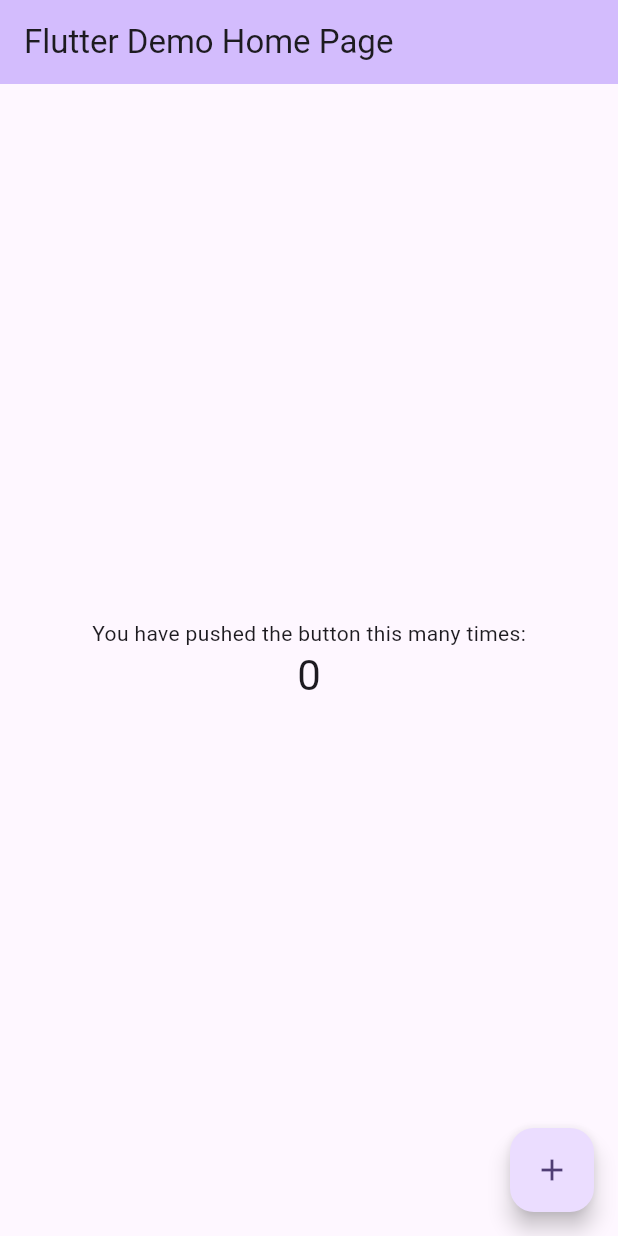
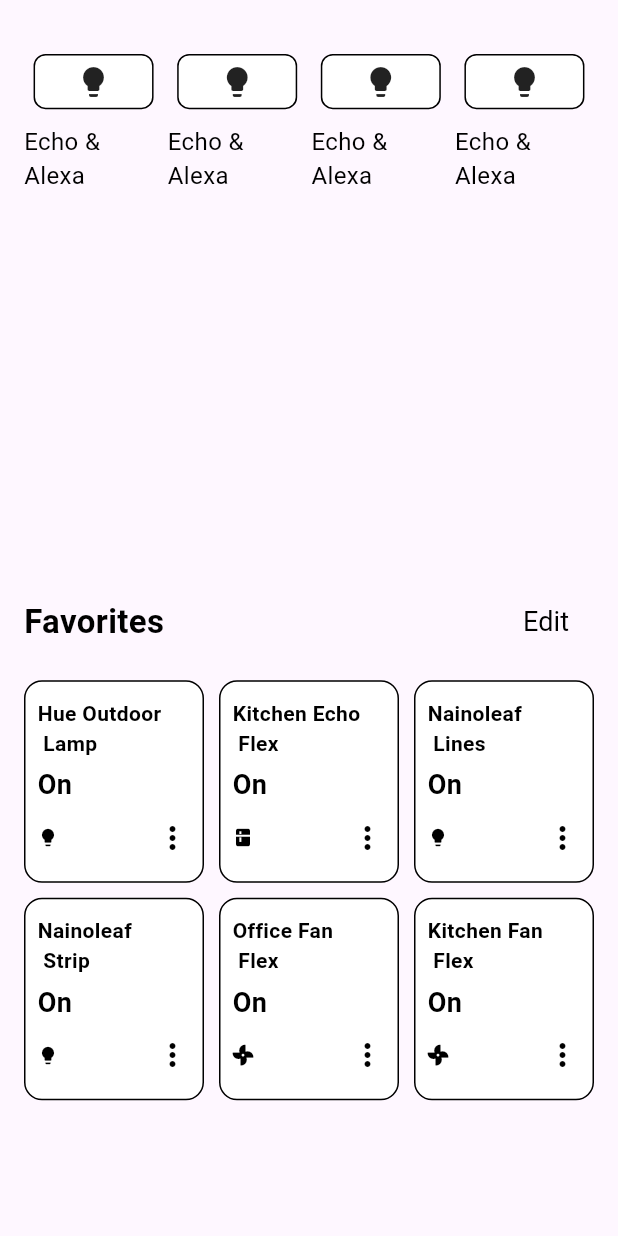
Before and after one commit to rehman3512/Smart-Project, a Flutter app: the screen it shows after launch, on a phone screen of 412 x 824 dp. Run offline on Flutter 3.47's test engine with Material 3 defaults, Android fonts, the phone set to English and light mode, and no system bars; our stand-ins replace font_awesome_flutter, get, google_fonts; Roboto replaces fonts that are missing (Glory).

Commit message:
smart screen

```diff
--- /dev/null
+++ b/lib/Controller/widgets/appColor/appColor.dart
@@ -0,0 +1,6 @@
+import 'dart:ui';
+
+class AppColor{
+  static Color whiteColor = Color(0xffFFFFFF);
+  static Color blackColor = Color(0xff000000);
+}
--- /dev/null
+++ b/lib/Controller/widgets/containerWidget/containerWidget.dart
@@ -0,0 +1,53 @@
+import 'package:flutter/material.dart';
+import 'package:google_fonts/google_fonts.dart';
+import 'package:smartproj/Controller/widgets/appColor/appColor.dart';
+import 'package:smartproj/Controller/widgets/textWidget/textWidget.dart';
+
+class ContainerWidget extends StatelessWidget {
+  final String text;
+  final double size;
+  final Color color;
+  final IconData icon;
+  final FontWeight? fontWeight;
+  final String text2;
+  final double size2;
+  final Color color2;
+  final FontWeight? fontWeight2;
+  const ContainerWidget({super.key,required this.text,required this.size,
+    required this.color,required this.fontWeight,required this.text2,required this.size2,
+    required this.color2,required this.fontWeight2,required this.icon});
+
+  @override
+  Widget build(BuildContext context) {
+    return Container(
+      height: 180,
+      width: 160,
+      decoration: BoxDecoration(
+        color: AppColor.whiteColor,
+        border: Border.all(),
+        borderRadius: BorderRadius.circular(12),
+      ),child: Padding(
+        padding: const EdgeInsets.all(8.0),
+        child: Column(
+        crossAxisAlignment: CrossAxisAlignment.start,
+        children: [
+        SizedBox(height: 3,),
+        Text(text,style: GoogleFonts.glory(fontSize: size,
+            color: color,fontWeight: fontWeight),),
+        SizedBox(height: 5,),
+        InkWell( onTap: (){},
+          child: Text(text2,style: GoogleFonts.glory(fontSize: size2,
+              color: color2,fontWeight: fontWeight2), ),
+        ),
+        SizedBox(height: 10,),
+        Row(children: [
+          Icon(icon,color: color,size: size,),
+          Spacer(),
+          Icon(Icons.more_vert,color: AppColor.blackColor,)
+        ],)
+
+            ],),
+      ),
+    );
+  }
+}
--- /dev/null
+++ b/lib/Controller/widgets/textWidget/textWidget.dart
@@ -0,0 +1,17 @@
+import 'package:flutter/material.dart';
+import 'package:google_fonts/google_fonts.dart';
+
+class TextWidget extends StatelessWidget {
+  final String text;
+  final double size;
+  final Color color;
+  final FontWeight? fontWeight;
+  const TextWidget({super.key,required this.text,required this.size,
+    required this.color,required this.fontWeight});
+
+  @override
+  Widget build(BuildContext context) {
+    return Text(text,style: GoogleFonts.glory(fontSize: size,
+        color: color,fontWeight: fontWeight),);
+  }
+}
--- /dev/null
+++ b/lib/Model/smartHomeModel/smartHomeModel.dart
@@ -0,0 +1,9 @@
+import 'package:flutter/material.dart';
+
+class SmartHomeModel{
+  String text;
+  IconData icon;
+
+  SmartHomeModel({required this.text,required this.icon,});
+
+}
--- /dev/null
+++ b/lib/View/HomeView/smartHome.dart
@@ -0,0 +1,77 @@
+import 'package:flutter/material.dart';
+import 'package:get/get.dart';
+import 'package:smartproj/Controller/widgets/appColor/appColor.dart';
+import 'package:smartproj/Controller/widgets/containerWidget/containerWidget.dart';
+import 'package:smartproj/Controller/widgets/textWidget/textWidget.dart';
+import 'package:smartproj/View/HomeView/smartHomeController.dart';
+
+class SmartHome extends StatelessWidget {
+  const SmartHome({super.key});
+
+  @override
+  Widget build(BuildContext context) {
+    SmartHomeController obj=Get.put(SmartHomeController());
+    return Scaffold(
+      body: Padding(
+        padding: const EdgeInsets.all(16),
+        child: Column(
+          crossAxisAlignment: CrossAxisAlignment.start,
+          children: [
+            SizedBox(height: 20,),
+            Expanded(child: GridView.builder(
+                gridDelegate: SliverGridDelegateWithFixedCrossAxisCount(
+                    crossAxisCount: 4,
+                  mainAxisSpacing: 3,
+                  crossAxisSpacing: 3,
+                  childAspectRatio: 90/90,
+                ),
+                itemCount: 4,
+                itemBuilder: (context,index){
+                  return Column(
+                    children: [
+                      Expanded(
+                        child: Container(
+                          height: 100,width: 80,
+                          decoration: BoxDecoration(color: AppColor.whiteColor,
+                            borderRadius: BorderRadius.circular(8),
+                            border: Border.all(),),child: Icon(Icons.lightbulb),
+                        ),
+                      ),
+                      SizedBox(height: 10),
+                      TextWidget(text: "Echo & Alexa", size: 16, color: AppColor.blackColor,
+                          fontWeight: FontWeight.w400),
+                    ],
+                  );
+                })
+            ),
+            Row(
+              children: [
+                TextWidget(text: "Favorites", size: 22, color: AppColor.blackColor, fontWeight: FontWeight.w600),
+                Spacer(),
+                TextButton(onPressed: (){}, child: TextWidget(text: "Edit", size: 18,
+                    color: AppColor.blackColor, fontWeight: FontWeight.w400))
+              ],
+            ),
+            SizedBox(height: 15,),
+            Expanded(
+              child: GridView.builder(
+                  gridDelegate: SliverGridDelegateWithFixedCrossAxisCount(
+                      crossAxisCount: 3,
+                      mainAxisSpacing: 10,
+                      crossAxisSpacing: 10,
+                      childAspectRatio: 160 / 180),
+                  itemCount: obj.SmartHomeModelList.length,
+                  itemBuilder: (context, index) {
+                    return ContainerWidget(
+                        text: obj.SmartHomeModelList[index].text.toString(), size: 14, color:
+                    AppColor.blackColor, fontWeight: FontWeight.w600,
+                        text2: "On", size2: 18, color2: AppColor.blackColor, fontWeight2: FontWeight.w600,
+                        icon: obj.SmartHomeModelList[index].icon);
+                  }),
+            ),
+          ],
+        ),
+      ),
+    );
+  }
+}
--- /dev/null
+++ b/lib/View/HomeView/smartHomeController.dart
@@ -0,0 +1,25 @@
+import 'package:flutter/material.dart';
+import 'package:get/get.dart';
+import 'package:smartproj/Model/smartHomeModel/smartHomeModel.dart';
+import 'package:font_awesome_flutter/font_awesome_flutter.dart';
+
+
+class SmartHomeController extends GetxController{
+  var isLampon=false.obs;
+  var isFlex=false.obs;
+  var isLines=false.obs;
+  var isStrip=false.obs;
+  var isOffice=false.obs;
+  var isKitchen=false.obs;
+
+
+  List<SmartHomeModel> SmartHomeModelList = [
+    SmartHomeModel( text: "Hue Outdoor \n Lamp",icon: Icons.lightbulb,),
+    SmartHomeModel( text: "Kitchen Echo \n Flex",icon: Icons.kitchen,),
+    SmartHomeModel( text: "Nainoleaf \n Lines",icon: Icons.lightbulb,),
+    SmartHomeModel( text: "Nainoleaf \n Strip",icon: Icons.lightbulb,),
+    SmartHomeModel( text: "Office Fan \n Flex",icon: FontAwesomeIcons.fan),
+    SmartHomeModel( text: "Kitchen Fan\n Flex",icon: FontAwesomeIcons.fan,),
+  ];
+
+}
--- a/lib/main.dart
+++ b/lib/main.dart
@@ -1,125 +1,19 @@
 import 'package:flutter/material.dart';
+import 'package:get/get.dart';
+import 'package:smartproj/View/HomeView/smartHome.dart';
 
-void main() {
-  runApp(const MyApp());
+void main()
+{
+  runApp(MyApp());
 }
-
 class MyApp extends StatelessWidget {
   const MyApp({super.key});
 
-  // This widget is the root of your application.
   @override
   Widget build(BuildContext context) {
-    return MaterialApp(
-      title: 'Flutter Demo',
-      theme: ThemeData(
-        // This is the theme of your application.
-        //
-        // TRY THIS: Try running your application with "flutter run". You'll see
-        // the application has a purple toolbar. Then, without quitting the app,
-        // try changing the seedColor in the colorScheme below to Colors.green
-        // and then invoke "hot reload" (save your changes or press the "hot
-        // reload" button in a Flutter-supported IDE, or press "r" if you used
-        // the command line to start the app).
-        //
-        // Notice that the counter didn't reset back to zero; the application
-        // state is not lost during the reload. To reset the state, use hot
-        // restart instead.
-        //
-        // This works for code too, not just values: Most code changes can be
-        // tested with just a hot reload.
-        colorScheme: ColorScheme.fromSeed(seedColor: Colors.deepPurple),
-        useMaterial3: true,
-      ),
-      home: const MyHomePage(title: 'Flutter Demo Home Page'),
+    return GetMaterialApp(
+      debugShowCheckedModeBanner: false,
+      home: SmartHome(),
     );
   }
 }
-
-class MyHomePage extends StatefulWidget {
-  const MyHomePage({super.key, required this.title});
-
-  // This widget is the home page of your application. It is stateful, meaning
-  // that it has a State object (defined below) that contains fields that affect
-  // how it looks.
-
-  // This class is the configuration for the state. It holds the values (in this
-  // case the title) provided by the parent (in this case the App widget) and
-  // used by the build method of the State. Fields in a Widget subclass are
-  // always marked "final".
-
-  final String title;
-
-  @override
-  State<MyHomePage> createState() => _MyHomePageState();
-}
-
-class _MyHomePageState extends State<MyHomePage> {
-  int _counter = 0;
-
-  void _incrementCounter() {
-    setState(() {
-      // This call to setState tells the Flutter framework that something has
-      // changed in this State, which causes it to rerun the build method below
-      // so that the display can reflect the updated values. If we changed
-      // _counter without calling setState(), then the build method would not be
-      // called again, and so nothing would appear to happen.
-      _counter++;
-    });
-  }
-
-  @override
-  Widget build(BuildContext context) {
-    // This method is rerun every time setState is called, for instance as done
-    // by the _incrementCounter method above.
-    //
-    // The Flutter framework has been optimized to make rerunning build methods
-    // fast, so that you can just rebuild anything that needs updating rather
-    // than having to individually change instances of widgets.
-    return Scaffold(
-      appBar: AppBar(
-        // TRY THIS: Try changing the color here to a specific color (to
-        // Colors.amber, perhaps?) and trigger a hot reload to see the AppBar
-        // change color while the other colors stay the same.
-        backgroundColor: Theme.of(context).colorScheme.inversePrimary,
-        // Here we take the value from the MyHomePage object that was created by
-        // the App.build method, and use it to set our appbar title.
-        title: Text(widget.title),
-      ),
-      body: Center(
-        // Center is a layout widget. It takes a single child and positions it
-        // in the middle of the parent.
-        child: Column(
-          // Column is also a layout widget. It takes a list of children and
-          // arranges them vertically. By default, it sizes itself to fit its
-          // children horizontally, and tries to be as tall as its parent.
-          //
-          // Column has various properties to control how it sizes itself and
-          // how it positions its children. Here we use mainAxisAlignment to
-          // center the children vertically; the main axis here is the vertical
-          // axis because Columns are vertical (the cross axis would be
-          // horizontal).
-          //
-          // TRY THIS: Invoke "debug painting" (choose the "Toggle Debug Paint"
-          // action in the IDE, or press "p" in the console), to see the
-          // wireframe for each widget.
-          mainAxisAlignment: MainAxisAlignment.center,
-          children: <Widget>[
-            const Text(
-              'You have pushed the button this many times:',
-            ),
-            Text(
-              '$_counter',
-              style: Theme.of(context).textTheme.headlineMedium,
-            ),
-          ],
-        ),
-      ),
-      floatingActionButton: FloatingActionButton(
-        onPressed: _incrementCounter,
-        tooltip: 'Increment',
-        child: const Icon(Icons.add),
-      ), // This trailing comma makes auto-formatting nicer for build methods.
-    );
-  }
-}
--- a/pubspec.yaml
+++ b/pubspec.yaml
@@ -34,6 +34,9 @@ dependencies:
   # The following adds the Cupertino Icons font to your application.
   # Use with the CupertinoIcons class for iOS style icons.
   cupertino_icons: ^1.0.8
+  get: ^4.7.2
+  google_fonts: ^6.3.0
+  font_awesome_flutter: ^10.9.0
 
 dev_dependencies:
   flutter_test:
```
Also changed, not shown: lib/View/AuthView/SignInView/signInController.dart (added), lib/View/AuthView/SignInView/signInView.dart (added), lib/View/AuthView/SignUpView/signUpView.dart (added), lib/View/AuthView/SignUpView/signUpcontroller.dart (added), lib/View/StartingView/OnboardingView/onboardingController.dart (added), lib/View/StartingView/OnboardingView/onboardingView.dart (added), lib/View/StartingView/SplashView/splashController.dart (added), lib/View/StartingView/SplashView/splashView.dart (added), pubspec.lock, 1 other file.
